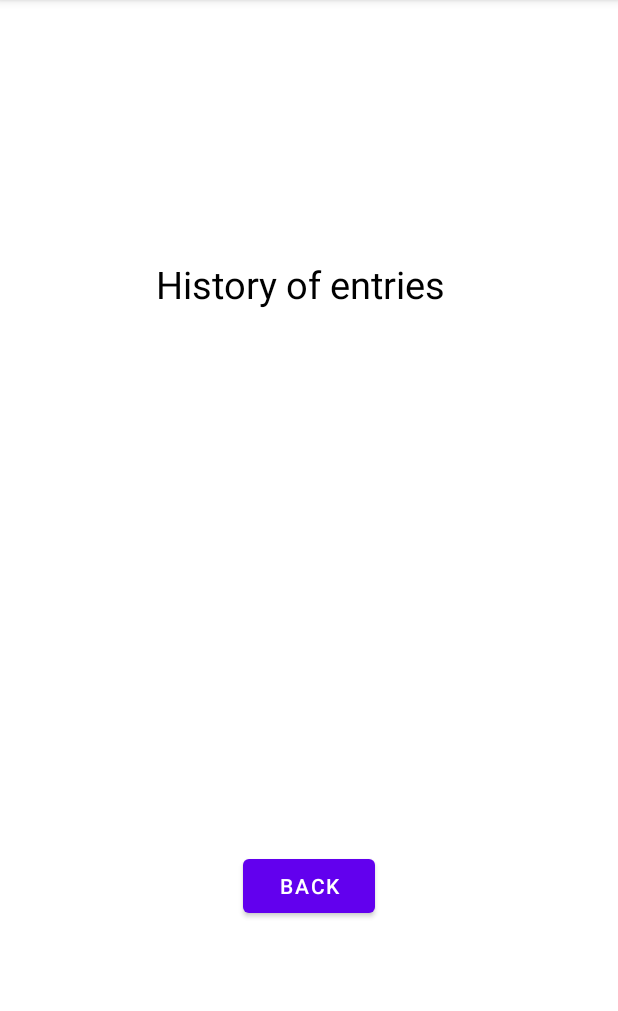
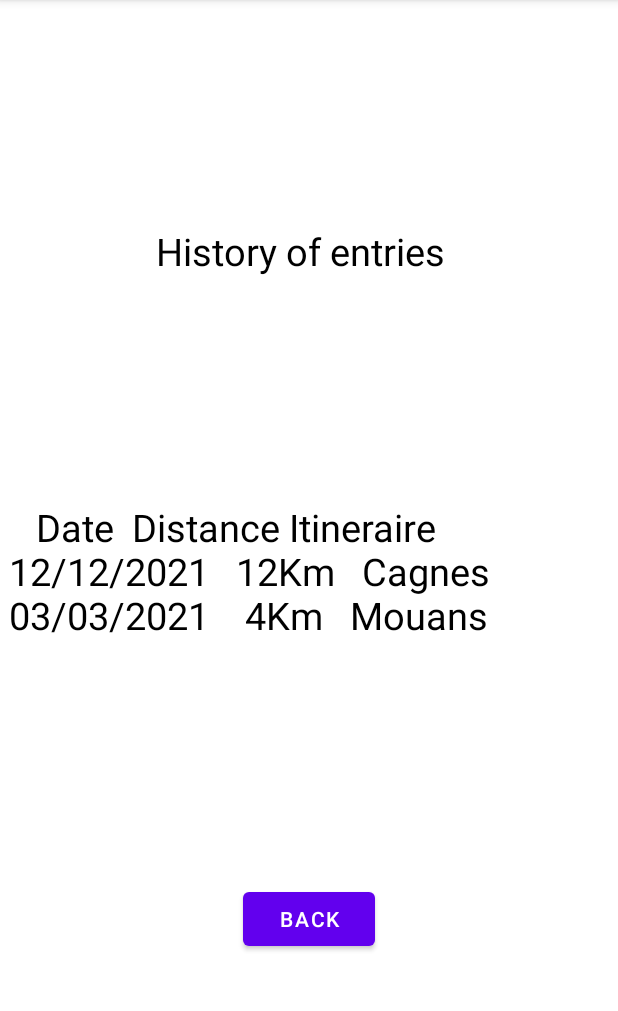
Before and after one commit to NickLeBoeuf/androiddev, an Android app: the screen it shows after launch (MainActivity), after a tap on "HISTORY", on a phone screen of 412 x 824 dp, the part 84-1095 px from its top. Run offline under Robolectric (Android 15) with nearby library versions, the phone set to English and light mode, and no system bars.

Commit message:
- App is functionnal ! Coded 2nd and 3rd fragment.
-> Next:
- Optimize Text "destination" usage
- Open a popup summarizing the entry and ask for confirmation
- Need to add several enhancements on the display and possibility to erase entries
- need to add confirmation pop-ups

```diff
--- a/app/src/main/java/com/example/kmlogger/FirstFragment.kt
+++ b/app/src/main/java/com/example/kmlogger/FirstFragment.kt
@@ -8,6 +8,7 @@ import android.view.View
 import android.view.ViewGroup
 import android.view.ViewTreeObserver
 import android.widget.Button
+import android.widget.TextView
 import androidx.core.util.lruCache
 import androidx.navigation.fragment.findNavController
 import java.io.File
@@ -20,26 +21,8 @@ import com.google.gson.reflect.TypeToken
  */
 
 
-
-data class OnePath (
-    var date: String = "date",
-    var distance: String = "0",
-    var itinerary: String = "Neverland")
-    {
-
-    constructor(date: String, distance: Int, itinerary: String) : this(date,distance.toString(),itinerary)
-
-    override fun toString(): String {
-        return "date: ${this.date} distance: ${this.distance} itinerary: ${this.itinerary}"
-    }
-
-    fun toBasicString(): String {
-        return "${this.date} ${this.distance}Km ${this.itinerary}"
-    }
-}
-
 val mutableListArrayOnePathType = object : TypeToken<MutableList<OnePath>>() {}.type
-lateinit var paths : MutableList<OnePath>
+ var paths : MutableList<OnePath> = mutableListOf(OnePath("12/12/2012", 0 , "nowhere"))
 
 class FirstFragment : Fragment() {
 
@@ -70,6 +53,11 @@ class FirstFragment : Fragment() {
             deletedb(file)
         }
 
+        var totalDistance : Int = 0
+        paths.forEachIndexed{ idx, path -> totalDistance = totalDistance + path.distance.toInt()}
+//        var totalDistanceStr = totalDistance.toString()
+        view.findViewById<TextView>(R.id.textview_first).text = "Distance Totale:\n ${totalDistance}Km"
+
     }
 
     fun deletedb(file: File) {
@@ -81,6 +69,7 @@ class FirstFragment : Fragment() {
             file.delete()
             file.createNewFile()
         }
+
 
         var path1 = OnePath("12/12/2021", 12, "Cagnes")
         var path2 = OnePath("03/03/2021", 4, "Mouans")
@@ -97,6 +86,7 @@ class FirstFragment : Fragment() {
     fun createfileifdoesnotexist(file: File) {
         if (!file.exists()) {
             file.createNewFile()
+            deletedb(file)
             println("######### create empty kmlogger_datafile.txt")
         } else {
             println("######### File already exists. Read it and initialize paths object")
--- /dev/null
+++ b/app/src/main/java/com/example/kmlogger/OnePath.kt
@@ -0,0 +1,19 @@
+package com.example.kmlogger
+
+data class OnePath (
+    var date: String = "date",
+    var distance: String = "0",
+    var itinerary: String = "Neverland")
+{
+
+    constructor(date: String, distance: Int, itinerary: String) : this(date,distance.toString(),itinerary)
+
+    override fun toString(): String {
+        return "date: ${this.date} distance: ${this.distance} itinerary: ${this.itinerary}"
+    }
+
+    fun toBasicString(): String {
+        val kmStr = if (distance.toInt() < 10) "   " else if (distance.toInt() < 100) "  " else " "
+        return "${this.date} ${kmStr}${this.distance}Km   ${this.itinerary}"
+    }
+}
--- a/app/src/main/java/com/example/kmlogger/ThirdFragment.kt
+++ b/app/src/main/java/com/example/kmlogger/ThirdFragment.kt
@@ -9,6 +9,7 @@ import android.view.ViewGroup
 import android.widget.Button
 import android.widget.TextView
 import androidx.navigation.fragment.findNavController
+import com.google.gson.Gson
 import java.io.BufferedInputStream
 import java.io.BufferedReader
 import java.io.File
@@ -30,13 +31,16 @@ class ThirdFragment : Fragment() {
     override fun onViewCreated(view: View, savedInstanceState: Bundle?) {
         super.onViewCreated(view, savedInstanceState)
 
-        val activity = activity as Context
-        val FILE_NAME = "kmlogger_datafile.txt"
-        val file = File(activity.filesDir, FILE_NAME)
-        val readResult = FileInputStream(file).bufferedReader().use { it.readText() }
-        println("### reading file : ###")
-        println("readResult=$readResult")
-        view.findViewById<TextView>(R.id.scroll_text).text = readResult
+//        val activity = activity as Context
+//        val FILE_NAME = "kmlogger_datafile.txt"
+//        val file = File(activity.filesDir, FILE_NAME)
+//        val readResult = FileInputStream(file).bufferedReader().use { it.readText() }
+//        println("### reading file : ###")
+//        println("readResult=$readResult")
+
+        var pathsHistory : String = "   Date  Distance Itineraire\n"
+        paths.forEachIndexed{ idx, path -> pathsHistory=pathsHistory + "${path.toBasicString()}\n" }
+        view.findViewById<TextView>(R.id.scroll_text).text = pathsHistory
 
 //        val bufferedReader: BufferedReader = FileInputStream(file).bufferedReader()
 //        val inputString = bufferedReader.use { it.readText()}
--- a/app/src/main/res/layout/fragment_first.xml
+++ b/app/src/main/res/layout/fragment_first.xml
@@ -11,6 +11,7 @@
         android:layout_width="wrap_content"
         android:layout_height="wrap_content"
         android:text="@string/text_first_fragment"
+        style="@style/BaseStyle"
         app:layout_constraintBottom_toTopOf="@id/button_newentry"
         app:layout_constraintEnd_toEndOf="parent"
         app:layout_constraintStart_toStartOf="parent"
--- a/app/src/main/res/layout/fragment_third.xml
+++ b/app/src/main/res/layout/fragment_third.xml
@@ -31,6 +31,7 @@
             android:layout_width="match_parent"
             android:layout_height="wrap_content"
             android:text="history\n1\n2\n3\n4\n5\n"
+            android:textAlignment="textStart"
             style="@style/BaseStyle"
             app:layout_constraintBottom_toTopOf="@id/button_third"
             app:layout_constraintEnd_toEndOf="parent"
```
Also changed, not shown: app/src/main/java/com/example/kmlogger/SecondFragment.kt (+8 -11 lines).
